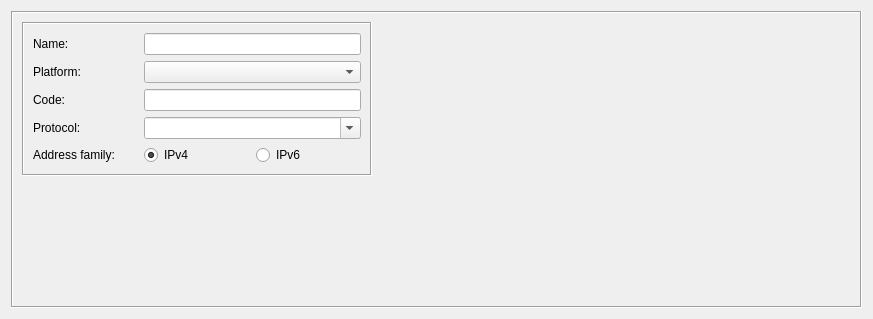
This is src/firewallfabrik/gui/ui/customservicedialog_q.ui in Linuxfabrik/firewallfabrik as Qt 5 draws it before an edit. The edited form follows.
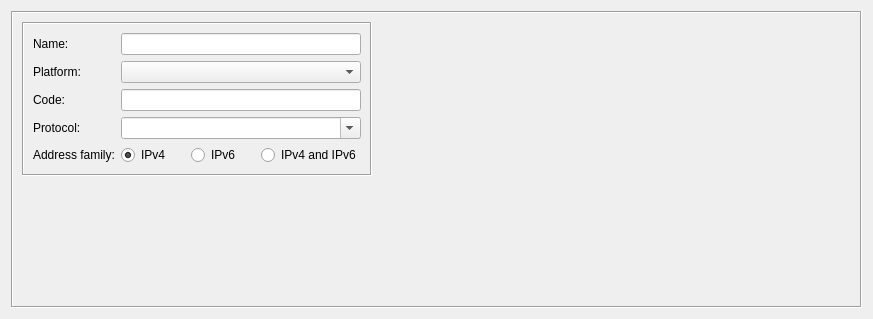
This is the edited form. Custom widgets are drawn as their Qt base class.

Commit message: fix(gui): the Custom Service editor keeps "IPv4 and IPv6"

The edit to the form file:
```diff
--- a/src/firewallfabrik/gui/ui/customservicedialog_q.ui
+++ b/src/firewallfabrik/gui/ui/customservicedialog_q.ui
@@ -53,7 +53,7 @@
              </property>
             </widget>
            </item>
-           <item row="0" column="1" colspan="2">
+           <item row="0" column="1" colspan="3">
             <widget class="QLineEdit" name="obj_name"/>
            </item>
            <item row="1" column="0">
@@ -63,7 +63,7 @@
              </property>
             </widget>
            </item>
-           <item row="1" column="1" colspan="2">
+           <item row="1" column="1" colspan="3">
             <widget class="QComboBox" name="platform">
              <property name="toolTip">
               <string>Custom service object has separate code string for each supported firewall
@@ -78,7 +78,7 @@
              </property>
             </widget>
            </item>
-           <item row="2" column="1" colspan="2">
+           <item row="2" column="1" colspan="3">
             <widget class="QLineEdit" name="code">
              <property name="toolTip">
               <string>Custom service object has separate code string for each supported firewall
@@ -93,7 +93,7 @@
              </property>
             </widget>
            </item>
-           <item row="3" column="1" colspan="2">
+           <item row="3" column="1" colspan="3">
             <widget class="QComboBox" name="protocol">
              <property name="toolTip">
               <string>Choose one of the standard protocols from the menu or enter a custom protocol
@@ -129,6 +129,17 @@
              </property>
             </widget>
            </item>
+           <item row="4" column="3">
+            <widget class="QRadioButton" name="ipv4_and_ipv6">
+             <property name="toolTip">
+              <string>Use the code in the IPv4 and in the IPv6 rules. IPv4 or IPv6 leaves the service
+out of the rules of the other address family.</string>
+             </property>
+             <property name="text">
+              <string>IPv4 and IPv6</string>
+             </property>
+            </widget>
+           </item>
           </layout>
          </widget>
         </item>
```
Left out of the diff: 1 changed line with no effect on the pictures. The commit also changes 5 other files.
